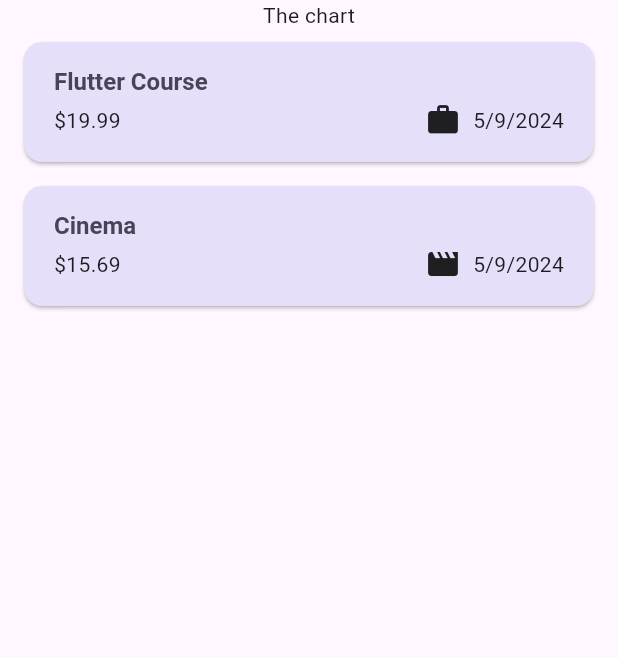
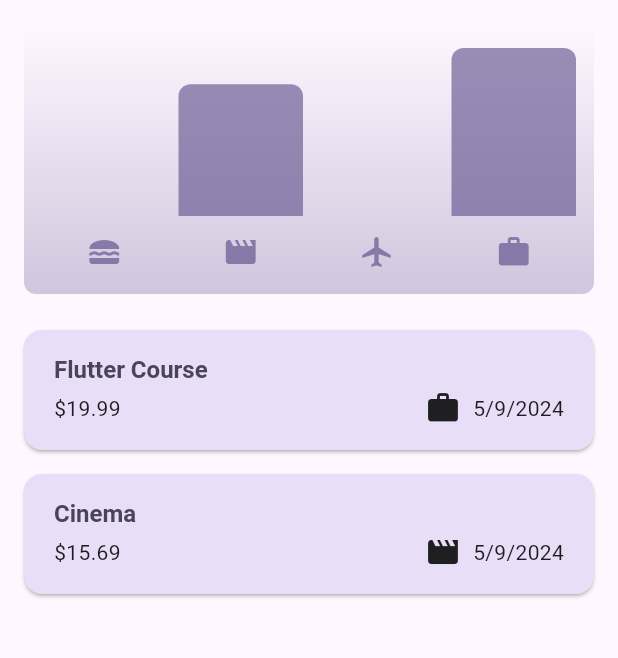
Before and after one commit to aakross/expensestracker, a Flutter app: the screen it shows after launch, on a phone screen of 412 x 824 dp, the part 84-742 px from its top. Run offline on Flutter 3.47's test engine with Material 3 defaults, Android fonts, the phone set to English and light mode, and no system bars.

Commit message:
09/05/24

```diff
--- a/lib/main.dart
+++ b/lib/main.dart
@@ -1,12 +1,34 @@
 import 'package:flutter/material.dart';
 import 'package:expense_tracker/widgets/expenses.dart';
 
-var kColoScheme =
-    ColorScheme.fromSeed(seedColor: const Color.fromARGB(255, 78, 17, 221));
+var kColoScheme = ColorScheme.fromSeed(
+  seedColor: const Color.fromARGB(255, 96, 59, 181),
+);
+
+var kDarkColorScheme = ColorScheme.fromSeed(
+  brightness: Brightness.dark,
+  seedColor: const Color.fromARGB(255, 5, 99, 125),
+);
 
 void main() {
   runApp(
     MaterialApp(
+      darkTheme: ThemeData.dark().copyWith(
+        colorScheme: kDarkColorScheme,
+        cardTheme: const CardTheme().copyWith(
+          color: kDarkColorScheme.secondaryContainer,
+          margin: const EdgeInsets.symmetric(
+            horizontal: 16,
+            vertical: 8,
+          ),
+        ),
+        elevatedButtonTheme: ElevatedButtonThemeData(
+          style: ElevatedButton.styleFrom(
+            backgroundColor: kDarkColorScheme.primaryContainer,
+            foregroundColor: kDarkColorScheme.onPrimaryContainer,
+          ),
+        ),
+      ),
       theme: ThemeData().copyWith(
         //useMaterial3: true,
         colorScheme: kColoScheme,
@@ -34,7 +56,9 @@ void main() {
                   fontSize: 16),
             ),
       ),
+      // themeMode: ThemeMode.system,
       home: const Expenses(),
     ),
   );
 }
+//Aqui se aplicaron
--- a/lib/models/expense.dart
+++ b/lib/models/expense.dart
@@ -34,7 +34,36 @@ class Expense {
   final DateTime date; // DateTime nos permite guardar datos en formato de fecha
   final Category category;
 
-  String get formattedDate {//Se utilizo el get
-    return formatter.format(date);//Con la paqueteria intl se instala y se manda a llamar y se le da formato
+  String get formattedDate {
+    //Se utilizo el get
+    return formatter.format(
+        date); //Con la paqueteria intl se instala y se manda a llamar y se le da formato
   }
 }
+
+class ExpenseBucket {
+  const ExpenseBucket({
+    required this.category,
+    required this.expenses,
+  });
+
+  ExpenseBucket.forCategory(List<Expense> allExpenses, this.category)
+      : expenses = allExpenses
+            .where((expense) => expense.category == category)
+            .toList();
+
+  final Category category;
+  final List<Expense> expenses;
+
+  double get totalExpenses {
+    double sum = 0;
+
+//Creamos una variable final llamada expense y utilizamos "in" para decirle a Dart que queremos ir por todos los items de esa lista
+//Sirve como alternativa para recorrer los elementos de una lista sin tener que usar el for normalmente
+    for (final expense in expenses) {
+      sum += expense.amount;
+    }
+
+    return sum;
+  }
+}
--- /dev/null
+++ b/lib/widgets/chart/chart.dart
@@ -0,0 +1,96 @@
+import 'package:flutter/material.dart';
+
+import 'package:expense_tracker/widgets/chart/chart_bar.dart';
+import 'package:expense_tracker/models/expense.dart';
+
+
+class Chart extends StatelessWidget {
+  const Chart({super.key, required this.expenses});
+
+  final List<Expense> expenses;
+
+  List<ExpenseBucket> get buckets {
+    return [
+      ExpenseBucket.forCategory(expenses, Category.food),
+      ExpenseBucket.forCategory(expenses, Category.leisure),
+      ExpenseBucket.forCategory(expenses, Category.travel),
+      ExpenseBucket.forCategory(expenses, Category.work),
+    ];
+  }
+
+  double get maxTotalExpense {
+    double maxTotalExpense = 0;
+
+    for (final bucket in buckets) {
+      if (bucket.totalExpenses > maxTotalExpense) {
+        maxTotalExpense = bucket.totalExpenses;
+      }
+    }
+
+    return maxTotalExpense;
+  }
+
+  @override
+  Widget build(BuildContext context) {
+    final isDarkMode =
+        MediaQuery.of(context).platformBrightness == Brightness.dark;
+    return Container(
+      margin: const EdgeInsets.all(16),
+      padding: const EdgeInsets.symmetric(
+        vertical: 16,
+        horizontal: 8,
+      ),
+      width: double.infinity,
+      height: 180,
+      decoration: BoxDecoration(
+        borderRadius: BorderRadius.circular(8),
+        gradient: LinearGradient(
+          colors: [
+            Theme.of(context).colorScheme.primary.withOpacity(0.3),
+            Theme.of(context).colorScheme.primary.withOpacity(0.0)
+          ],
+          begin: Alignment.bottomCenter,
+          end: Alignment.topCenter,
+        ),
+      ),
+      child: Column(
+        children: [
+          Expanded(
+            child: Row(
+              crossAxisAlignment: CrossAxisAlignment.end,
+              children: [
+                for (final bucket in buckets) // alternative to map()
+                  ChartBar(
+                    fill: bucket.totalExpenses == 0
+                        ? 0
+                        : bucket.totalExpenses / maxTotalExpense,
+                  )
+              ],
+            ),
+          ),
+          const SizedBox(height: 12),
+          Row(
+            children: buckets
+                .map(
+                  (bucket) => Expanded(
+                    child: Padding(
+                      padding: const EdgeInsets.symmetric(horizontal: 4),
+                      child: Icon(
+                        categoryIcons[bucket.category],
+                        color: isDarkMode
+                            ? Theme.of(context).colorScheme.secondary
+                            : Theme.of(context)
+                                .colorScheme
+                                .primary
+                                .withOpacity(0.7),
+                      ),
+                    ),
+                  ),
+                )
+                .toList(),
+          )
+        ],
+      ),
+    );
+  }
+}
--- /dev/null
+++ b/lib/widgets/chart/chart_bar.dart
@@ -0,0 +1,34 @@
+import 'package:flutter/material.dart';
+
+class ChartBar extends StatelessWidget {
+  const ChartBar({
+    super.key,
+    required this.fill,
+  });
+
+  final double fill;
+
+  @override
+  Widget build(BuildContext context) {
+    final isDarkMode =
+        MediaQuery.of(context).platformBrightness == Brightness.dark;
+    return Expanded(
+      child: Padding(
+        padding: const EdgeInsets.symmetric(horizontal: 4),
+        child: FractionallySizedBox(
+          heightFactor: fill,
+          child: DecoratedBox(
+            decoration: BoxDecoration(
+              shape: BoxShape.rectangle,
+              borderRadius:
+                  const BorderRadius.vertical(top: Radius.circular(8)),
+              color: isDarkMode
+                  ? Theme.of(context).colorScheme.secondary
+                  : Theme.of(context).colorScheme.primary.withOpacity(0.65),
+            ),
+          ),
+        ),
+      ),
+    );
+  }
+}
--- a/lib/widgets/expenses.dart
+++ b/lib/widgets/expenses.dart
@@ -1,5 +1,4 @@
-import 'dart:math';
-
+import 'package:expense_tracker/widgets/chart/chart.dart';
 import 'package:expense_tracker/widgets/expenses_list/expenses_list.dart';
 import 'package:expense_tracker/models/expense.dart';
 import 'package:expense_tracker/widgets/new_expenses.dart';
@@ -91,7 +90,7 @@ class _ExpensesState extends State<Expenses> {
       ),
       body: Column(
         children: [
-          const Text('The chart'),
+          Chart(expenses: _registeredExpenses),
           Expanded(
             child: mainContent,
           ),
```
